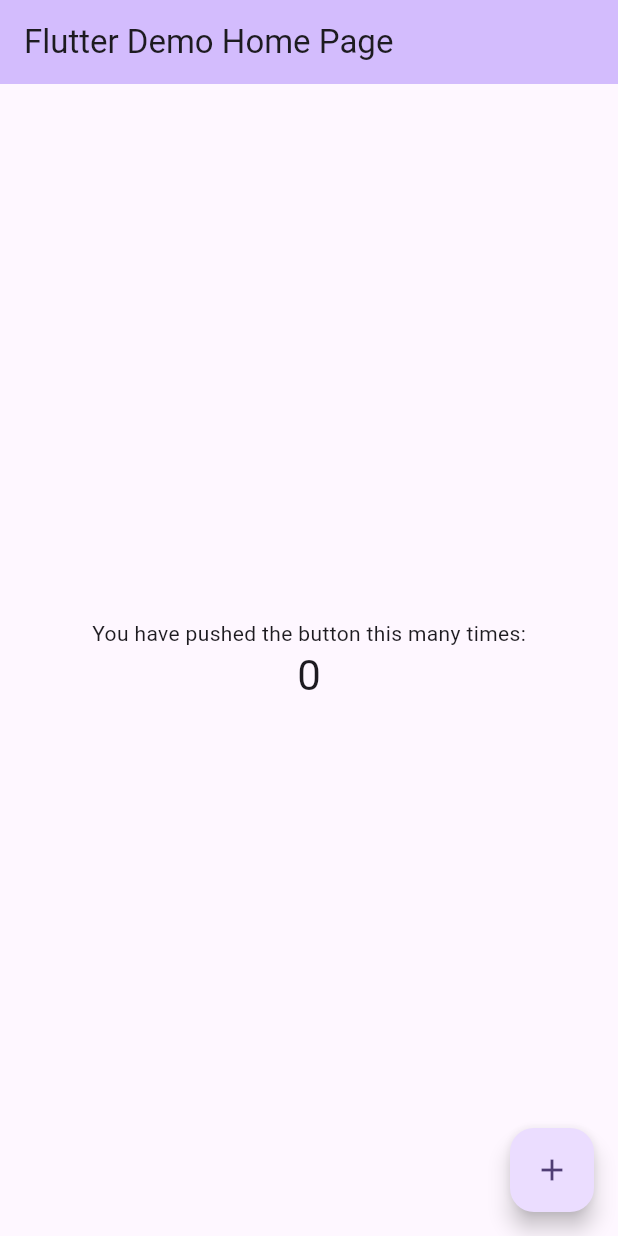
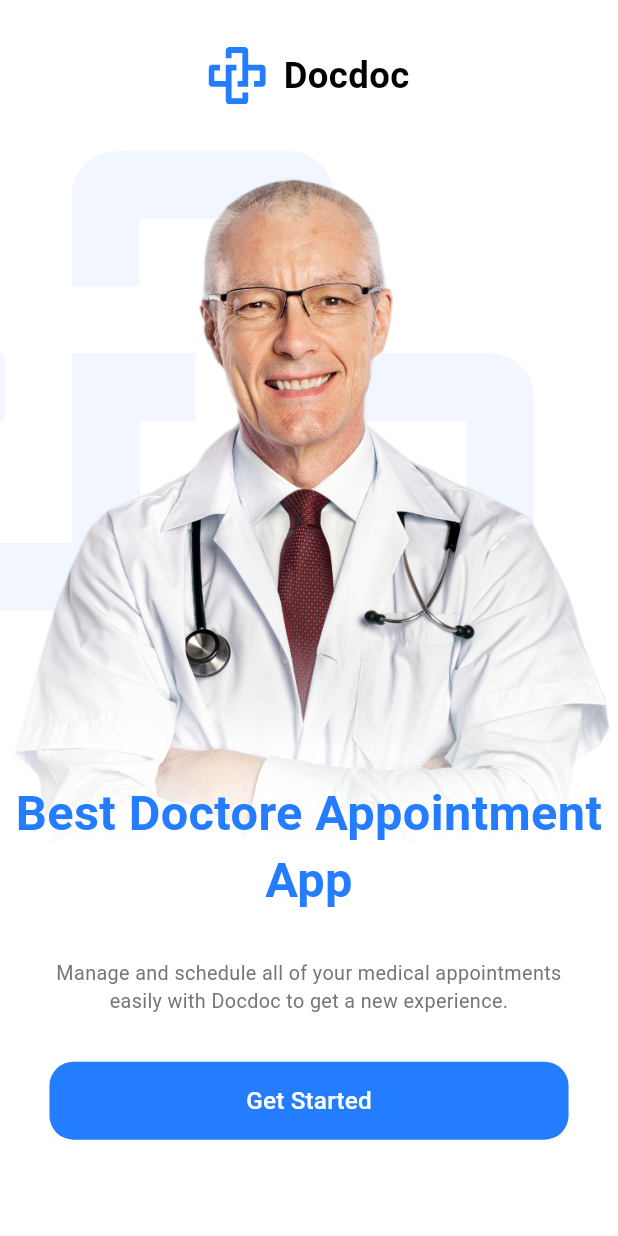
Before and after one commit to omarheeh/flutter_advanced, a Flutter app: the screen it shows after launch, on a phone screen of 412 x 824 dp. Run offline on Flutter 3.47's test engine with Material 3 defaults, Android fonts, the phone set to English and light mode, and no system bars; our stand-ins replace flutter_screenutil, flutter_svg.

Commit message:
-added images and svgs folders for assets -added flutter_svg and added flutter_screenutil -made a file for doc app client -add Navigation extension -add routing folder that contains router class and routor file -add colors  & text styles -add onboardingview

```diff
--- /dev/null
+++ b/devtools_options.yaml
@@ -0,0 +1 @@
+extensions:
--- /dev/null
+++ b/lib/core/helpers/assets_maneger.dart
@@ -0,0 +1,6 @@
+class AssetsManeger {
+  static const String docLogo = 'assets/svg/doc_logo.svg';
+  static const String docLogoLowOpacity = 'assets/svg/doc_logo_low_opacity.svg';
+  static const String onBoardingDoctore =
+      'assets/images/onboarding_boctore.png';
+}
--- /dev/null
+++ b/lib/core/helpers/extensions.dart
@@ -0,0 +1,20 @@
+import 'package:flutter/material.dart';
+
+extension Navigation on BuildContext {
+  Future<dynamic> pushNamed(String routeName, {Object? arguments}) {
+    return Navigator.of(this).pushNamed(routeName, arguments: arguments);
+  }
+
+  Future<dynamic> pushReplacementName(String routeName, {Object? arguments}) {
+    return Navigator.of(this)
+        .pushReplacementNamed(routeName, arguments: arguments);
+  }
+
+  Future<dynamic> pushNameAndRemoveUntil(String routeName,
+      {Object? arguments, required RoutePredicate predicate}) {
+    return Navigator.of(this)
+        .pushNamedAndRemoveUntil(routeName, predicate, arguments: arguments);
+  }
+
+  void pop() => Navigator.of(this).pop();
+}
--- /dev/null
+++ b/lib/core/routing/app_router.dart
@@ -0,0 +1,28 @@
+import 'package:doctormobile/core/routing/router.dart';
+import 'package:doctormobile/features/login/ui/view/login_view.dart';
+import 'package:doctormobile/features/onboarding/onboarding_view.dart';
+import 'package:flutter/material.dart';
+
+class AppRouter {
+  Route generatRoute(RouteSettings settings) {
+    final arguments = settings.arguments;
+    switch (settings.name) {
+      case Routes.onBordingScreen:
+        return MaterialPageRoute(
+          builder: (_) => const OnboardingView(),
+        );
+      case Routes.loginScreen:
+        return MaterialPageRoute(
+          builder: (_) => const LoginView(),
+        );
+      default:
+        return MaterialPageRoute(
+          builder: (_) => Scaffold(
+            body: Center(
+              child: Text('No router defined for ${settings.name}'),
+            ),
+          ),
+        );
+    }
+  }
+}
--- /dev/null
+++ b/lib/core/routing/router.dart
@@ -0,0 +1,4 @@
+class Routes {
+  static const String onBordingScreen = '/onBordingScreen';
+  static const String loginScreen = '/loginScreen';
+}
--- /dev/null
+++ b/lib/core/theming/colors.dart
@@ -0,0 +1,6 @@
+import 'package:flutter/material.dart';
+
+class ColorsManager {
+  static const Color primaryColor = Color(0xff247CFF);
+  static const Color greyTextColor = Color(0xFF757575);
+}
--- /dev/null
+++ b/lib/core/theming/styles.dart
@@ -0,0 +1,28 @@
+import 'package:doctormobile/core/theming/colors.dart';
+import 'package:flutter/material.dart';
+import 'package:flutter_screenutil/flutter_screenutil.dart';
+
+class TextStyles {
+  static TextStyle font24Black700 = TextStyle(
+    fontSize: 24.sp,
+    fontWeight: FontWeight.w700,
+    color: Colors.black,
+  );
+
+  static TextStyle font32BlueBold = TextStyle(
+    fontSize: 32.sp,
+    fontWeight: FontWeight.bold,
+    color: ColorsManager.primaryColor,
+  );
+
+  static TextStyle font13GrayRegular = TextStyle(
+    fontSize: 13.sp,
+    fontWeight: FontWeight.normal,
+    color: ColorsManager.greyTextColor,
+  );
+  static TextStyle font16WhiteSemiBold = TextStyle(
+    fontSize: 16.sp,
+    fontWeight: FontWeight.w500,
+    color: Colors.white,
+  );
+}
--- /dev/null
+++ b/lib/doc_app.dart
@@ -0,0 +1,31 @@
+import 'package:doctormobile/core/routing/app_router.dart';
+import 'package:doctormobile/core/routing/router.dart';
+import 'package:doctormobile/core/theming/colors.dart';
+import 'package:flutter/material.dart';
+import 'package:flutter_screenutil/flutter_screenutil.dart';
+
+class DocApp extends StatelessWidget {
+  final AppRouter appRouter;
+  const DocApp({
+    super.key,
+    required this.appRouter,
+  });
+
+  @override
+  Widget build(BuildContext context) {
+    return ScreenUtilInit(
+      designSize: const Size(375, 812),
+      minTextAdapt: true,
+      child: MaterialApp(
+        title: 'Doc App',
+        debugShowCheckedModeBanner: false,
+        theme: ThemeData(
+          primaryColor: ColorsManager.primaryColor,
+          scaffoldBackgroundColor: Colors.white,
+        ),
+        initialRoute: Routes.onBordingScreen,
+        onGenerateRoute: appRouter.generatRoute,
+      ),
+    );
+  }
+}
--- /dev/null
+++ b/lib/features/login/ui/view/login_view.dart
@@ -0,0 +1,17 @@
+import 'package:flutter/material.dart';
+
+class LoginView extends StatelessWidget {
+  const LoginView({super.key});
+
+  @override
+  Widget build(BuildContext context) {
+    return Scaffold(
+      appBar: AppBar(
+        title: Text('Login View'),
+      ),
+      body: Center(
+        child: Text('login'),
+      ),
+    );
+  }
+}
--- /dev/null
+++ b/lib/features/onboarding/onboarding_view.dart
@@ -0,0 +1,44 @@
+import 'package:doctormobile/core/theming/styles.dart';
+import 'package:doctormobile/features/onboarding/widgets/doc_logo_and_name.dart';
+import 'package:doctormobile/features/onboarding/widgets/doctore_image_and_text.dart';
+import 'package:doctormobile/features/onboarding/widgets/get_started_button.dart';
+import 'package:flutter/material.dart';
+import 'package:flutter_screenutil/flutter_screenutil.dart';
+
+class OnboardingView extends StatelessWidget {
+  const OnboardingView({super.key});
+
+  @override
+  Widget build(BuildContext context) {
+    return Scaffold(
+      body: SafeArea(
+        child: SingleChildScrollView(
+          child: Padding(
+            padding: EdgeInsets.only(top: 30.h, bottom: 30.h),
+            child: Column(
+              children: [
+                const DocLogoAndName(),
+                SizedBox(height: 30.h),
+                const DoctoreImageAndText(),
+                Padding(
+                  padding: EdgeInsets.symmetric(horizontal: 30.w),
+                  child: Column(
+                    children: [
+                      Text(
+                        'Manage and schedule all of your medical appointments easily with Docdoc to get a new experience.',
+                        style: TextStyles.font13GrayRegular,
+                        textAlign: TextAlign.center,
+                      ),
+                      SizedBox(height: 30.h),
+                      const GetStartedButton(),
+                    ],
+                  ),
+                ),
+              ],
+            ),
+          ),
+        ),
+      ),
+    );
+  }
+}
--- /dev/null
+++ b/lib/features/onboarding/widgets/doc_logo_and_name.dart
@@ -0,0 +1,24 @@
+import 'package:doctormobile/core/helpers/assets_maneger.dart';
+import 'package:doctormobile/core/theming/styles.dart';
+import 'package:flutter/material.dart';
+import 'package:flutter_screenutil/flutter_screenutil.dart';
+import 'package:flutter_svg/svg.dart';
+
+class DocLogoAndName extends StatelessWidget {
+  const DocLogoAndName({super.key});
+
+  @override
+  Widget build(BuildContext context) {
+    return Row(
+      mainAxisAlignment: MainAxisAlignment.center,
+      children: [
+        SvgPicture.asset(AssetsManeger.docLogo),
+        SizedBox(width: 10.w),
+        Text(
+          'Docdoc',
+          style: TextStyles.font24Black700,
+        )
+      ],
+    );
+  }
+}
--- /dev/null
+++ b/lib/features/onboarding/widgets/doctore_image_and_text.dart
@@ -0,0 +1,43 @@
+import 'package:doctormobile/core/helpers/assets_maneger.dart';
+import 'package:doctormobile/core/theming/styles.dart';
+import 'package:flutter/material.dart';
+import 'package:flutter_svg/svg.dart';
+
+class DoctoreImageAndText extends StatelessWidget {
+  const DoctoreImageAndText({super.key});
+
+  @override
+  Widget build(BuildContext context) {
+    return Stack(
+      children: [
+        SvgPicture.asset(AssetsManeger.docLogoLowOpacity),
+        Container(
+          foregroundDecoration: BoxDecoration(
+            gradient: LinearGradient(
+              colors: [
+                Colors.white,
+                Colors.white.withOpacity(0.0),
+              ],
+              begin: Alignment.bottomCenter,
+              end: Alignment.topCenter,
+              stops: const [0.14, 0.4],
+            ),
+          ),
+          child: Image.asset(AssetsManeger.onBoardingDoctore),
+        ),
+        Positioned(
+          left: 0,
+          right: 0,
+          bottom: 30,
+          child: Text(
+            'Best Doctore Appointment App',
+            style: TextStyles.font32BlueBold.copyWith(
+              height: 1.4,
+            ),
+            textAlign: TextAlign.center,
+          ),
+        ),
+      ],
+    );
+  }
+}
--- /dev/null
+++ b/lib/features/onboarding/widgets/get_started_button.dart
@@ -0,0 +1,33 @@
+import 'package:doctormobile/core/helpers/extensions.dart';
+import 'package:doctormobile/core/routing/router.dart';
+import 'package:doctormobile/core/theming/colors.dart';
+import 'package:doctormobile/core/theming/styles.dart';
+import 'package:flutter/material.dart';
+
+class GetStartedButton extends StatelessWidget {
+  const GetStartedButton({super.key});
+
+  @override
+  Widget build(BuildContext context) {
+    return TextButton(
+        style: ButtonStyle(
+          backgroundColor:
+              MaterialStateProperty.all(ColorsManager.primaryColor),
+          tapTargetSize: MaterialTapTargetSize.shrinkWrap,
+          minimumSize:
+              MaterialStateProperty.all(const Size(double.infinity, 52)),
+          shape: MaterialStateProperty.all(
+            RoundedRectangleBorder(
+              borderRadius: BorderRadius.circular(16),
+            ),
+          ),
+        ),
+        onPressed: () {
+          context.pushNamed(Routes.loginScreen);
+        },
+        child: Text(
+          'Get Started',
+          style: TextStyles.font16WhiteSemiBold,
+        ));
+  }
+}
--- a/lib/main.dart
+++ b/lib/main.dart
@@ -1,126 +1,9 @@
+import 'package:doctormobile/core/routing/app_router.dart';
+import 'package:doctormobile/doc_app.dart';
 import 'package:flutter/material.dart';
 
 void main() {
-  runApp(const MyApp());
+  runApp(DocApp(
+    appRouter: AppRouter(),
+  ));
 }
-
-class MyApp extends StatelessWidget {
-  const MyApp({super.key});
-
-  // This widget is the root of your application.
-  @override
-  Widget build(BuildContext context) {
-    return MaterialApp(
-      debugShowCheckedModeBanner: false,
-      title: 'Flutter Demo',
-      theme: ThemeData(
-        // This is the theme of your application.
-        //
-        // TRY THIS: Try running your application with "flutter run". You'll see
-        // the application has a purple toolbar. Then, without quitting the app,
-        // try changing the seedColor in the colorScheme below to Colors.green
-        // and then invoke "hot reload" (save your changes or press the "hot
-        // reload" button in a Flutter-supported IDE, or press "r" if you used
-        // the command line to start the app).
-        //
-        // Notice that the counter didn't reset back to zero; the application
-        // state is not lost during the reload. To reset the state, use hot
-        // restart instead.
-        //
-        // This works for code too, not just values: Most code changes can be
-        // tested with just a hot reload.
-        colorScheme: ColorScheme.fromSeed(seedColor: Colors.deepPurple),
-        useMaterial3: true,
-      ),
-      home: const MyHomePage(title: 'Flutter Demo Home Page'),
-    );
-  }
-}
-
-class MyHomePage extends StatefulWidget {
-  const MyHomePage({super.key, required this.title});
-
-  // This widget is the home page of your application. It is stateful, meaning
-  // that it has a State object (defined below) that contains fields that affect
-  // how it looks.
-
-  // This class is the configuration for the state. It holds the values (in this
-  // case the title) provided by the parent (in this case the App widget) and
-  // used by the build method of the State. Fields in a Widget subclass are
-  // always marked "final".
-
-  final String title;
-
-  @override
-  State<MyHomePage> createState() => _MyHomePageState();
-}
-
-class _MyHomePageState extends State<MyHomePage> {
-  int _counter = 0;
-
-  void _incrementCounter() {
-    setState(() {
-      // This call to setState tells the Flutter framework that something has
-      // changed in this State, which causes it to rerun the build method below
-      // so that the display can reflect the updated values. If we changed
-      // _counter without calling setState(), then the build method would not be
-      // called again, and so nothing would appear to happen.
-      _counter++;
-    });
-  }
-
-  @override
-  Widget build(BuildContext context) {
-    // This method is rerun every time setState is called, for instance as done
-    // by the _incrementCounter method above.
-    //
-    // The Flutter framework has been optimized to make rerunning build methods
-    // fast, so that you can just rebuild anything that needs updating rather
-    // than having to individually change instances of widgets.
-    return Scaffold(
-      appBar: AppBar(
-        // TRY THIS: Try changing the color here to a specific color (to
-        // Colors.amber, perhaps?) and trigger a hot reload to see the AppBar
-        // change color while the other colors stay the same.
-        backgroundColor: Theme.of(context).colorScheme.inversePrimary,
-        // Here we take the value from the MyHomePage object that was created by
-        // the App.build method, and use it to set our appbar title.
-        title: Text(widget.title),
-      ),
-      body: Center(
-        // Center is a layout widget. It takes a single child and positions it
-        // in the middle of the parent.
-        child: Column(
-          // Column is also a layout widget. It takes a list of children and
-          // arranges them vertically. By default, it sizes itself to fit its
-          // children horizontally, and tries to be as tall as its parent.
-          //
-          // Column has various properties to control how it sizes itself and
-          // how it positions its children. Here we use mainAxisAlignment to
-          // center the children vertically; the main axis here is the vertical
-          // axis because Columns are vertical (the cross axis would be
-          // horizontal).
-          //
-          // TRY THIS: Invoke "debug painting" (choose the "Toggle Debug Paint"
-          // action in the IDE, or press "p" in the console), to see the
-          // wireframe for each widget.
-          mainAxisAlignment: MainAxisAlignment.center,
-          children: <Widget>[
-            const Text(
-              'You have pushed the button this many times:',
-            ),
-            Text(
-              '$_counter',
-              style: Theme.of(context).textTheme.headlineMedium,
-            ),
-          ],
-        ),
-      ),
-      floatingActionButton: FloatingActionButton(
-        onPressed: _incrementCounter,
-        tooltip: 'Increment',
-        child: const Icon(Icons.add),
-      ), // This trailing comma makes auto-formatting nicer for build methods.
-    );
-  }
-}
```
Also changed, not shown: pubspec.yaml (+7 -2 lines), assets/images/onboarding_boctore.png (added), assets/svg/doc_logo.svg (added), assets/svg/doc_logo_low_opacity.svg (added), pubspec.lock, 1 other file.
